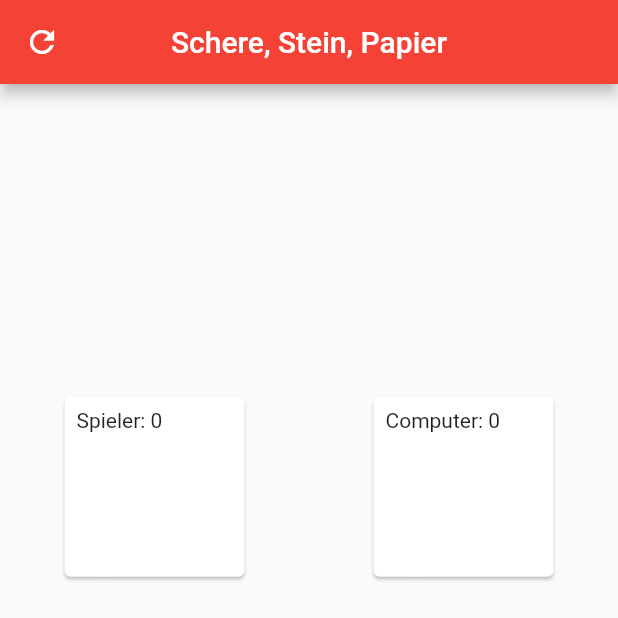
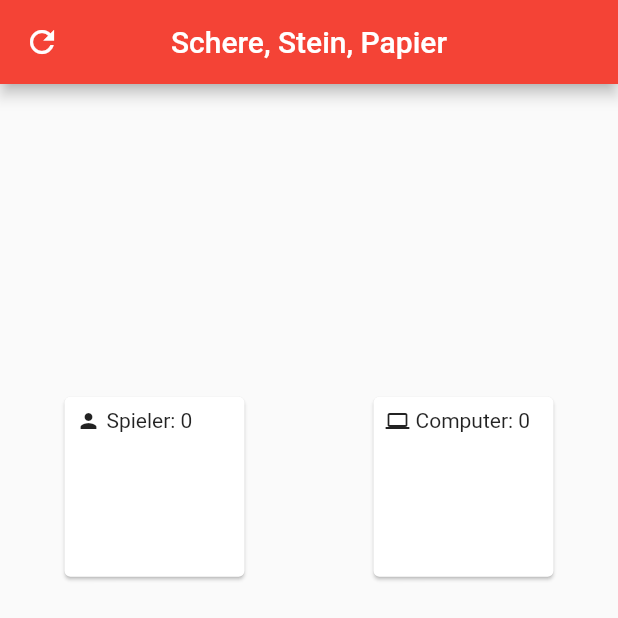
Before and after one commit to devEnju/hacker_school, a Flutter app: the screen it shows after launch, on a phone screen of 412 x 824 dp, the top half of it. Run offline on Flutter 3.47's test engine with Material 2 defaults, Android fonts, the phone set to English and light mode, and no system bars.

Commit message:
added icons

```diff
--- a/lib/src/pages/game_page.dart
+++ b/lib/src/pages/game_page.dart
@@ -53,8 +53,8 @@
             child: Row(
               mainAxisAlignment: MainAxisAlignment.spaceAround,
               children: [
-                GameCard(player),
-                GameCard(computer),
+                GameCard(player, Icons.person),
+                GameCard(computer, Icons.computer),
               ],
             ),
           ),
--- a/lib/src/widgets/game_card.dart
+++ b/lib/src/widgets/game_card.dart
@@ -6,11 +6,13 @@
 
 class GameCard extends StatelessWidget {
   const GameCard(
-    this.player, {
+    this.player,
+    this.icon, {
     Key? key,
   }) : super(key: key);
 
   final Player player;
+  final IconData icon;
 
   @override
   Widget build(BuildContext context) {
@@ -22,7 +24,13 @@
         child: Column(
           crossAxisAlignment: CrossAxisAlignment.start,
           children: [
-            Text('${player.name}: ${player.counter}'),
+            Row(children: [
+              Padding(
+                padding: const EdgeInsets.only(right: 4.0),
+                child: Icon(icon, size: 16.0),
+              ),
+              Text('${player.name}: ${player.counter}'),
+            ]),
             Expanded(child: Center(child: ChoiceImage(player.hand))),
           ],
         ),
```
